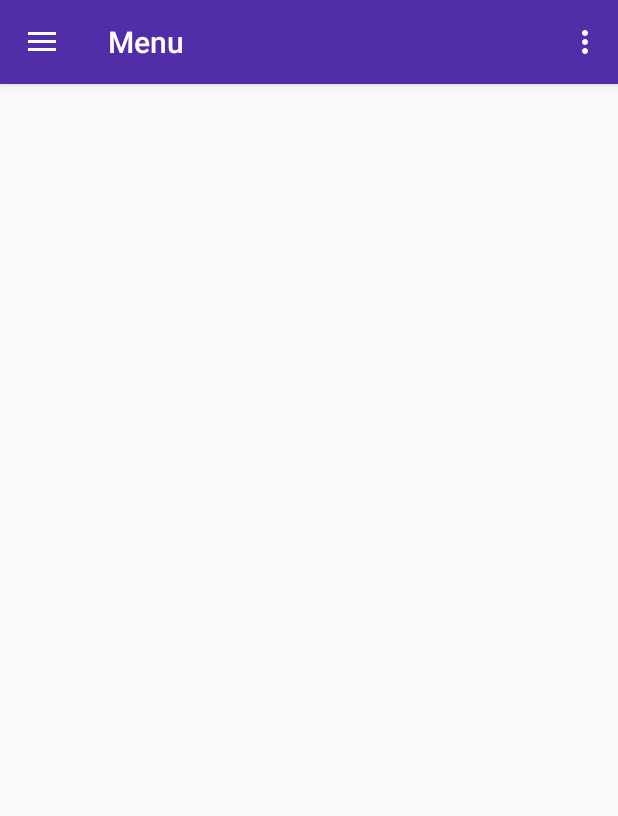
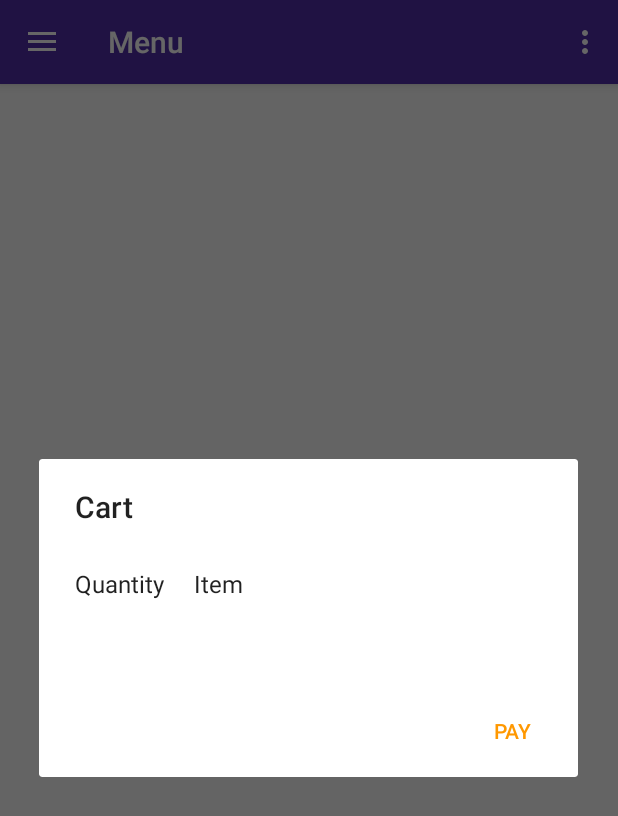
Before and after one commit to codeqen/FODO, an Android app: the fragment OrderHistoryFragment placed in its activity, in the options menu, after a tap on "View Cart", on a phone screen of 412 x 824 dp. Shown: the top 816 px of the screen. Run offline under Robolectric (Android 15) with nearby library versions, the phone set to English and light mode, and no system bars; our stand-ins replace Firebase (no records; nobody signed in at launch, a user with empty details on screens opened directly), Picasso; Roboto replaces fonts that are not available here.

Commit message:
View cart, write to Order History, Multi-click add quantity

```diff
--- a/app/src/main/java/nu/yakutomi/campuscafe/MenuFragment.java
+++ b/app/src/main/java/nu/yakutomi/campuscafe/MenuFragment.java
@@ -1,15 +1,22 @@
 package nu.yakutomi.campuscafe;
 
+import android.app.Dialog;
+import android.content.DialogInterface;
 import android.os.Bundle;
 import android.support.annotation.NonNull;
 import android.support.v4.app.Fragment;
+import android.support.v7.app.AlertDialog;
 import android.support.v7.widget.DefaultItemAnimator;
 import android.support.v7.widget.LinearLayoutManager;
 import android.support.v7.widget.RecyclerView;
 import android.util.Log;
 import android.view.LayoutInflater;
+import android.view.Menu;
+import android.view.MenuInflater;
+import android.view.MenuItem;
 import android.view.View;
 import android.view.ViewGroup;
+import android.widget.Toast;
 
 import com.google.firebase.auth.FirebaseAuth;
 import com.google.firebase.auth.FirebaseUser;
@@ -19,10 +26,13 @@ import com.google.firebase.database.DatabaseReference;
 import com.google.firebase.database.FirebaseDatabase;
 import com.google.firebase.database.ValueEventListener;
 
+import java.sql.Timestamp;
+import java.text.SimpleDateFormat;
 import java.util.ArrayList;
 
 public class MenuFragment extends Fragment {
     private RecyclerView recyclerView;
+    private ArrayList<OrderHistoryModel> cart;
     private ItemsAdapter ItemObj;
     private static RecyclerView.Adapter adapter;
     private RecyclerView.LayoutManager layoutManager;
@@ -84,8 +94,54 @@ public class MenuFragment extends Fragment {
         ItemObj = new ItemsAdapter(items, getActivity());
         adapter = ItemObj;
         recyclerView.setAdapter(adapter);
-        ArrayList<OrderHistoryModel> cart = ItemObj.getCart();
+        cart = ItemObj.getCart();
         return view;
+    }
+    // this is necessary to inform parent activity that we are changing menu in fragment
+    @Override
+    public void onCreate(Bundle savedInstanceState) {
+        super.onCreate(savedInstanceState);
+        setHasOptionsMenu(true);
+    }
+
+    @Override
+    public void onCreateOptionsMenu(Menu menu, MenuInflater inflater) {
+        // TODO Add your menu entries here
+        menu.findItem(R.id.action_view_cart).setOnMenuItemClickListener(new MenuItem.OnMenuItemClickListener() {
+            @Override
+            public boolean onMenuItemClick(MenuItem item) {
+                final AlertDialog.Builder alertBuilder = new AlertDialog.Builder(getView().getContext()).setTitle("Cart");
+                final AlertDialog alertDialog2 = alertBuilder.create();
+                String itemsandprices = "Quantity     Item\n\n";
+
+                for(int i=0; i < cart.size(); i++) {
+                    itemsandprices = itemsandprices+cart.get(i).getQuantity()+"                 "+cart.get(i).getItem()+"\n";
+                }
+                alertDialog2.setMessage("\n"+itemsandprices+"\n");
+                alertDialog2.setButton(Dialog.BUTTON_POSITIVE, "PAY", new DialogInterface.OnClickListener() {
+                     public void onClick(DialogInterface dialog, int which) {
+                        final String timeStamp = new SimpleDateFormat("yyyy-MM-dd HH:mm:ss")
+                                .format(new Timestamp(System.currentTimeMillis()));
+                        final DatabaseReference orderHistoryChild = FirebaseDatabase.getInstance().getReference("Order History/"+currentUser.getUid());
+                        Log.d("MF/FB", orderHistoryChild.getKey());
+                        orderHistoryChild.child(timeStamp);
+                        Log.d("MF/FB", orderHistoryChild.child(timeStamp).getKey());
+                        orderHistoryChild.child(timeStamp).child("Items");
+                        Log.d("MF/FB", orderHistoryChild.child(timeStamp).child("Items").getKey());
+                        for(int i=0; i<cart.size(); i++) {
+                            orderHistoryChild.child(timeStamp).child("Items")
+                                    .child(cart.get(i).getItem()).setValue(cart.get(i).getQuantity());
+                        }
+                        cart.clear();
+                        Toast.makeText(getContext(), "Payment Done!\nCheck Order History.", Toast.LENGTH_LONG).show();
+                        alertDialog2.dismiss();
+                    }
+                });
+                alertDialog2.show();
+                return true;
+            }
+        });
+        super.onCreateOptionsMenu(menu, inflater);
     }
 
 }
--- a/app/src/main/java/nu/yakutomi/campuscafe/NavDrawerActivity.java
+++ b/app/src/main/java/nu/yakutomi/campuscafe/NavDrawerActivity.java
@@ -103,6 +103,10 @@ public class NavDrawerActivity extends AppCompatActivity
         return true;
     }
 
+    Menu getMenuObj() {
+        return overflow;
+    }
+
     @Override
     public boolean onOptionsItemSelected(MenuItem item) {
         // Handle action bar item clicks here. The action bar will
@@ -126,7 +130,6 @@ public class NavDrawerActivity extends AppCompatActivity
         //NavigationView navigationView = findViewById(R.id.nav_view);
         if (id == R.id.nav_food_menu) {
             navigationView.getMenu().getItem(0).setChecked(true);
-            overflow.findItem(R.id.action_view_cart).setVisible(true);
             // In case this activity was started with special instructions from an
             // Intent, pass the Intent's extras to the fragment as arguments
             firstFragment.setArguments(getIntent().getExtras());
@@ -138,7 +141,6 @@ public class NavDrawerActivity extends AppCompatActivity
             setTitle(getString(R.string.title_activity_main));
         } else if (id == R.id.nav_order_history) {
             setTitle(getString(R.string.title_activity_order_history));
-            overflow.findItem(R.id.action_view_cart).setVisible(false);
             navigationView.getMenu().getItem(1).setChecked(true);
             // In case this activity was started with special instructions from an
             // Intent, pass the Intent's extras to the fragment as arguments
--- a/app/src/main/java/nu/yakutomi/campuscafe/OrderHistoryFragment.java
+++ b/app/src/main/java/nu/yakutomi/campuscafe/OrderHistoryFragment.java
@@ -8,6 +8,8 @@ import android.support.v7.widget.LinearLayoutManager;
 import android.support.v7.widget.RecyclerView;
 import android.util.Log;
 import android.view.LayoutInflater;
+import android.view.Menu;
+import android.view.MenuInflater;
 import android.view.View;
 import android.view.ViewGroup;
 
@@ -28,6 +30,19 @@ public class OrderHistoryFragment extends Fragment {
     //private View v;
     private ArrayList<TimestampModel> orderhTime;
     private FirebaseUser currentUser = FirebaseAuth.getInstance().getCurrentUser();
+
+    // this is necessary to inform parent activity that we are changing menu in fragment
+    @Override
+    public void onCreate(Bundle savedInstanceState) {
+        super.onCreate(savedInstanceState);
+        setHasOptionsMenu(true);
+    }
+
+    @Override
+    public void onCreateOptionsMenu(Menu menu, MenuInflater inflater) {
+        menu.findItem(R.id.action_view_cart).setVisible(false);
+        super.onCreateOptionsMenu(menu, inflater);
+    }
 
     @Override
     public View onCreateView(@NonNull LayoutInflater inflater, ViewGroup container, Bundle savedInstanceState) {
--- a/app/src/main/java/nu/yakutomi/campuscafe/OrderHistoryModel.java
+++ b/app/src/main/java/nu/yakutomi/campuscafe/OrderHistoryModel.java
@@ -7,7 +7,7 @@ public class OrderHistoryModel {
 
     OrderHistoryModel() {}  // Needed for Firebase
 
-    public OrderHistoryModel(String item, String quantity, String uid) {
+    public OrderHistoryModel(String item, String quantity) {
         mItem = item;
         mQuantity = quantity;
   //      mUid = uid;
--- a/app/src/main/res/menu/main.xml
+++ b/app/src/main/res/menu/main.xml
@@ -6,6 +6,7 @@
         android:id="@+id/action_view_cart"
         android:orderInCategory="100"
         android:title="View Cart"
+        android:visible="true"
         app:showAsAction="never" />
     </group>
 </menu>
```
Also changed, not shown: app/src/main/java/nu/yakutomi/campuscafe/ItemsAdapter.java (+12 -9 lines).
